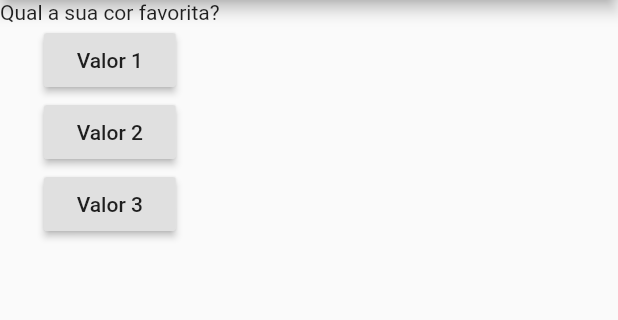
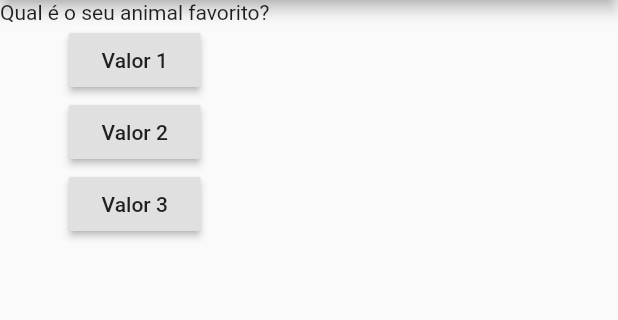
Before and after one commit to montonurb/apps-flutter-developments, a Flutter app: the screen it shows after launch, after a tap on "Valor 1", on a phone screen of 412 x 824 dp, the part 84-404 px from its top. Run offline on Flutter 3.47's test engine with Material 2 defaults, Android fonts, the phone set to English and light mode, and no system bars; our stand-ins replace shared_preferences.

Commit message:
atualizando projeto

```diff
--- a/cod3r/projeto_perguntas/lib/main.dart
+++ b/cod3r/projeto_perguntas/lib/main.dart
@@ -2,17 +2,18 @@ import 'package:flutter/material.dart';
 
 main() => runApp(PerguntaApp());
 
-class PerguntaAppState extends State<PerguntaApp>{
+class PerguntaAppState extends State<PerguntaApp> {
   var perguntaSelecionada = 0;
 
   void responder(){
-    perguntaSelecionada++;
-
+    setState(() {
+      perguntaSelecionada++;
+    });
     print(perguntaSelecionada);
   }
 
   @override
-  Widget build(BuildContext context){
+  Widget build(BuildContext context) {
 
     final perguntas = [
       'Qual a sua cor favorita?',
@@ -26,7 +27,7 @@ class PerguntaAppState extends State<PerguntaApp>{
         ),
         body: Column(
           children: <Widget>[
-            Text(perguntas[0]),
+            Text(perguntas[perguntaSelecionada]),
             RaisedButton(
               child: Text('Valor 1'),
               onPressed: responder,
@@ -46,9 +47,9 @@ class PerguntaAppState extends State<PerguntaApp>{
   }
 }
 
-class PerguntaApp extends StatefulWidget{
+class PerguntaApp extends StatefulWidget {
 
-  PerguntaAppState createState(){
+  PerguntaAppState createState() {
     return PerguntaAppState();
   }
 }
```
